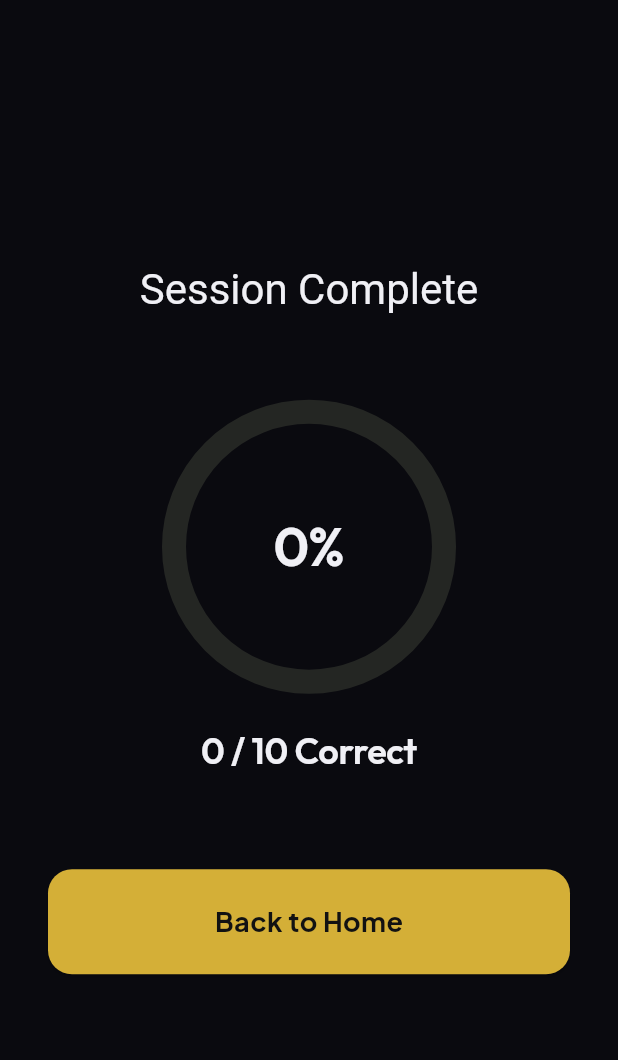
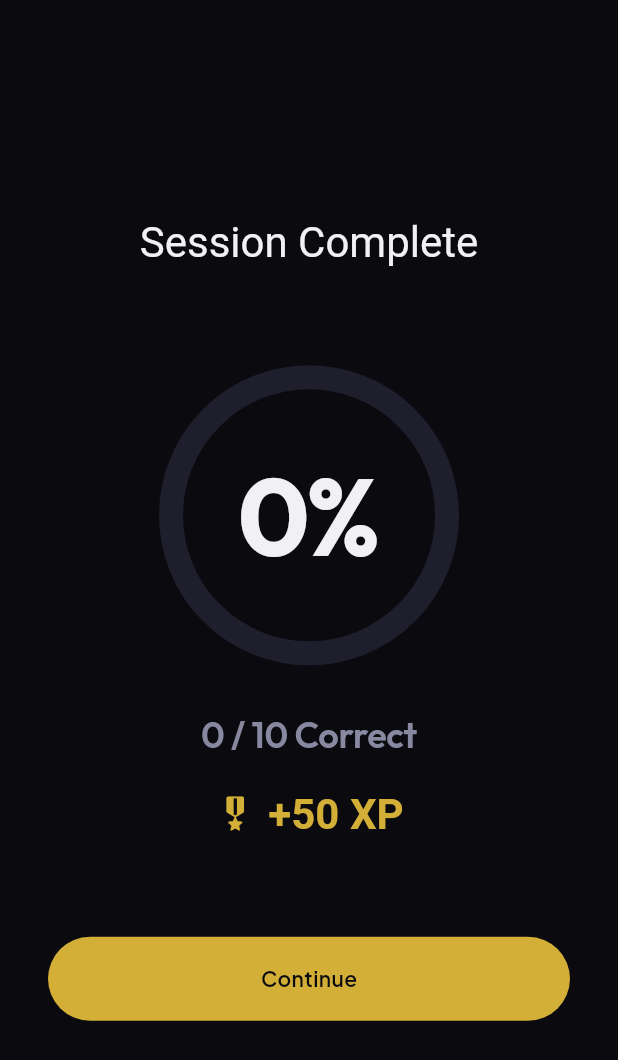
Before and after one commit to liebertjohan-art/zenmath, a Flutter app: the ResultsScreen screen opened by its route, on a phone screen of 412 x 824 dp. Shown: the top 1060 px of the screen. Run offline on Flutter 3.47's test engine with Material 3 defaults, Android fonts, the phone set to English and light mode, and no system bars; our stand-ins replace flutter_riverpod, go_router, google_fonts, isar, shared_preferences; accounts and stored records are empty; generated files the repository leaves out were written again.

Commit message:
feat: phase 7 practice and results screens redesign

```diff
--- a/lib/features/results/results_screen.dart
+++ b/lib/features/results/results_screen.dart
@@ -1,8 +1,12 @@
 import 'package:flutter/material.dart';
 import 'package:go_router/go_router.dart';
+import '../../core/theme/zen_design_tokens.dart';
+import '../../core/theme/zen_spacing.dart';
 import '../../core/widgets/zen_scaffold.dart';
+import '../../core/widgets/zen_progress_ring.dart';
+import '../../core/widgets/zen_button.dart';
 
-class ResultsScreen extends StatelessWidget {
+class ResultsScreen extends StatefulWidget {
   final String topic;
   final String difficulty;
   final int score;
@@ -17,70 +21,143 @@ class ResultsScreen extends StatelessWidget {
   });
 
   @override
+  State<ResultsScreen> createState() => _ResultsScreenState();
+}
+
+class _ResultsScreenState extends State<ResultsScreen> with SingleTickerProviderStateMixin {
+  late AnimationController _staggerController;
+
+  @override
+  void initState() {
+    super.initState();
+    _staggerController = AnimationController(
+      vsync: this,
+      duration: const Duration(milliseconds: 1000),
+    );
+    _staggerController.forward();
+  }
+
+  @override
+  void dispose() {
+    _staggerController.dispose();
+    super.dispose();
+  }
+
+  Widget _buildStaggeredItem(int index, Widget child) {
+    final start = index * 0.1;
+    final end = start + 0.4;
+
+    return FadeTransition(
+      opacity: Tween<double>(begin: 0, end: 1).animate(
+        CurvedAnimation(
+          parent: _staggerController,
+          curve: Interval(start, end > 1.0 ? 1.0 : end, curve: Curves.easeOut),
+        ),
+      ),
+      child: SlideTransition(
+        position: Tween<Offset>(begin: const Offset(0, 0.1), end: Offset.zero).animate(
+          CurvedAnimation(
+            parent: _staggerController,
+            curve: Interval(start, end > 1.0 ? 1.0 : end, curve: Curves.easeOutCubic),
+          ),
+        ),
+        child: child,
+      ),
+    );
+  }
+
+  @override
   Widget build(BuildContext context) {
-    double accuracy = score / totalQuestions;
-    Color resultColor = accuracy >= 0.8 ? const Color(0xFF8BA888) : (accuracy >= 0.5 ? const Color(0xFFD4AF37) : const Color(0xFFE07A5F));
+    final tokens = Theme.of(context).extension<ZenDesignTokens>()!;
+    final accuracy = widget.totalQuestions > 0 ? widget.score / widget.totalQuestions : 0.0;
+
+    Color resultColor = accuracy >= 0.8
+        ? tokens.success
+        : (accuracy >= 0.5 ? tokens.primary : tokens.error);
+
+    // Calculate XP earned (matching logic in ProgressService)
+    final xpEarned = (widget.score * 10) + ((widget.totalQuestions - widget.score) * 5);
 
     return ZenScaffold(
       body: SafeArea(
         child: Padding(
-          padding: const EdgeInsets.all(32.0),
+          padding: const EdgeInsets.symmetric(horizontal: ZenSpacing.xxl),
           child: Column(
             mainAxisAlignment: MainAxisAlignment.center,
             crossAxisAlignment: CrossAxisAlignment.stretch,
             children: [
+              _buildStaggeredItem(
+                0,
                 Text(
                   'Session Complete',
-                style: Theme.of(context).textTheme.headlineMedium,
+                  style: Theme.of(context).textTheme.headlineMedium?.copyWith(
+                    color: tokens.textPrimary,
+                  ),
                   textAlign: TextAlign.center,
                 ),
-              const SizedBox(height: 64),
+              ),
+              const SizedBox(height: ZenSpacing.huge),
+              _buildStaggeredItem(
+                1,
                 Center(
-                child: TweenAnimationBuilder<double>(
-                  tween: Tween<double>(begin: 0, end: accuracy),
+                  child: ZenProgressRing(
+                    progress: accuracy,
+                    size: 200,
+                    strokeWidth: 16,
+                    activeColor: resultColor,
+                    centerChild: TweenAnimationBuilder<double>(
+                      tween: Tween<double>(begin: 0, end: accuracy * 100),
                       duration: const Duration(seconds: 1),
                       curve: Curves.easeOutCubic,
                       builder: (context, value, child) {
-                    return Stack(
-                      alignment: Alignment.center,
-                      children: [
-                        SizedBox(
-                          width: 180,
-                          height: 180,
-                          child: CircularProgressIndicator(
-                            value: value,
-                            strokeWidth: 16,
-                            backgroundColor: const Color(0xFF242623),
-                            valueColor: AlwaysStoppedAnimation<Color>(resultColor),
+                        return Text(
+                          '${value.toInt()}%',
+                          style: Theme.of(context).textTheme.displayLarge?.copyWith(
+                            color: tokens.textPrimary,
                           ),
-                        ),
-                        Text(
-                          '${(value * 100).toInt()}%',
-                          style: Theme.of(context).textTheme.displayMedium,
-                        ),
-                      ],
                         );
                       },
                     ),
                   ),
-              const SizedBox(height: 32),
+                ),
+              ),
+              const SizedBox(height: ZenSpacing.xxl),
+              _buildStaggeredItem(
+                2,
                 Text(
-                '$score / $totalQuestions Correct',
-                style: Theme.of(context).textTheme.titleLarge,
+                  '${widget.score} / ${widget.totalQuestions} Correct',
+                  style: Theme.of(context).textTheme.titleLarge?.copyWith(
+                    color: tokens.textSecondary,
+                  ),
                   textAlign: TextAlign.center,
                 ),
-              const SizedBox(height: 64),
-              ElevatedButton(
-                style: ElevatedButton.styleFrom(
-                  backgroundColor: const Color(0xFFD4AF37),
-                  foregroundColor: const Color(0xFF121212),
-                  padding: const EdgeInsets.symmetric(vertical: 24),
-                  shape: RoundedRectangleBorder(
-                    borderRadius: BorderRadius.circular(16),
+              ),
+              const SizedBox(height: ZenSpacing.lg),
+              _buildStaggeredItem(
+                3,
+                Row(
+                  mainAxisAlignment: MainAxisAlignment.center,
+                  children: [
+                    Icon(Icons.military_tech_rounded, color: tokens.primary, size: 28),
+                    const SizedBox(width: ZenSpacing.xs),
+                    Text(
+                      '+$xpEarned XP',
+                      style: Theme.of(context).textTheme.headlineMedium?.copyWith(
+                        color: tokens.primary,
+                        fontWeight: FontWeight.bold,
                       ),
                     ),
+                  ],
+                ),
+              ),
+              const SizedBox(height: ZenSpacing.huge),
+              _buildStaggeredItem(
+                4,
+                ZenButton(
+                  label: 'Continue',
                   onPressed: () => context.go('/'),
-                child: const Text('Back to Home', style: TextStyle(fontSize: 18, fontWeight: FontWeight.bold)),
+                  variant: ZenButtonVariant.primary,
+                ),
               ),
             ],
           ),
--- a/lib/main.dart
+++ b/lib/main.dart
@@ -10,6 +10,7 @@ import 'features/settings/settings_screen.dart';
 import 'features/practice/practice_screen.dart';
 import 'features/results/results_screen.dart';
 import 'providers/theme_provider.dart';
+import 'core/utils/animations.dart';
 
 void main() {
   WidgetsFlutterBinding.ensureInitialized();
@@ -55,25 +56,45 @@ final _router = GoRouter(
     GoRoute(
       path: '/practice',
       parentNavigatorKey: _rootNavigatorKey,
-      builder: (context, state) {
+      pageBuilder: (context, state) {
         final extra = state.extra as Map<String, dynamic>?;
-        return PracticeScreen(
+        final page = PracticeScreen(
           topic: extra?['topic'] as String? ?? 'Addition',
           difficulty: extra?['difficulty'] as String? ?? 'easy',
           isTimed: extra?['isTimed'] as bool? ?? false,
+        );
+        return CustomTransitionPage(
+          key: state.pageKey,
+          child: page,
+          transitionsBuilder: (context, animation, secondaryAnimation, child) {
+            final tween = Tween(begin: const Offset(0.0, 1.0), end: Offset.zero)
+                .chain(CurveTween(curve: ZenAnimations.easeOutUI));
+            return SlideTransition(position: animation.drive(tween), child: child);
+          },
+          transitionDuration: ZenAnimations.pageTransition,
         );
       },
     ),
     GoRoute(
       path: '/results',
       parentNavigatorKey: _rootNavigatorKey,
-      builder: (context, state) {
+      pageBuilder: (context, state) {
         final extra = state.extra as Map<String, dynamic>?;
-        return ResultsScreen(
+        final page = ResultsScreen(
           topic: extra?['topic'] as String? ?? 'Addition',
           difficulty: extra?['difficulty'] as String? ?? 'easy',
           score: extra?['score'] as int? ?? 0,
           totalQuestions: extra?['totalQuestions'] as int? ?? 10,
+        );
+        return CustomTransitionPage(
+          key: state.pageKey,
+          child: page,
+          transitionsBuilder: (context, animation, secondaryAnimation, child) {
+            final tween = Tween(begin: const Offset(0.0, 1.0), end: Offset.zero)
+                .chain(CurveTween(curve: ZenAnimations.easeOutUI));
+            return SlideTransition(position: animation.drive(tween), child: child);
+          },
+          transitionDuration: ZenAnimations.pageTransition,
         );
       },
     ),
```
Also changed, not shown: lib/features/practice/practice_screen.dart (+108 -51 lines). Lines whose indentation alone changed are shown as unchanged.
